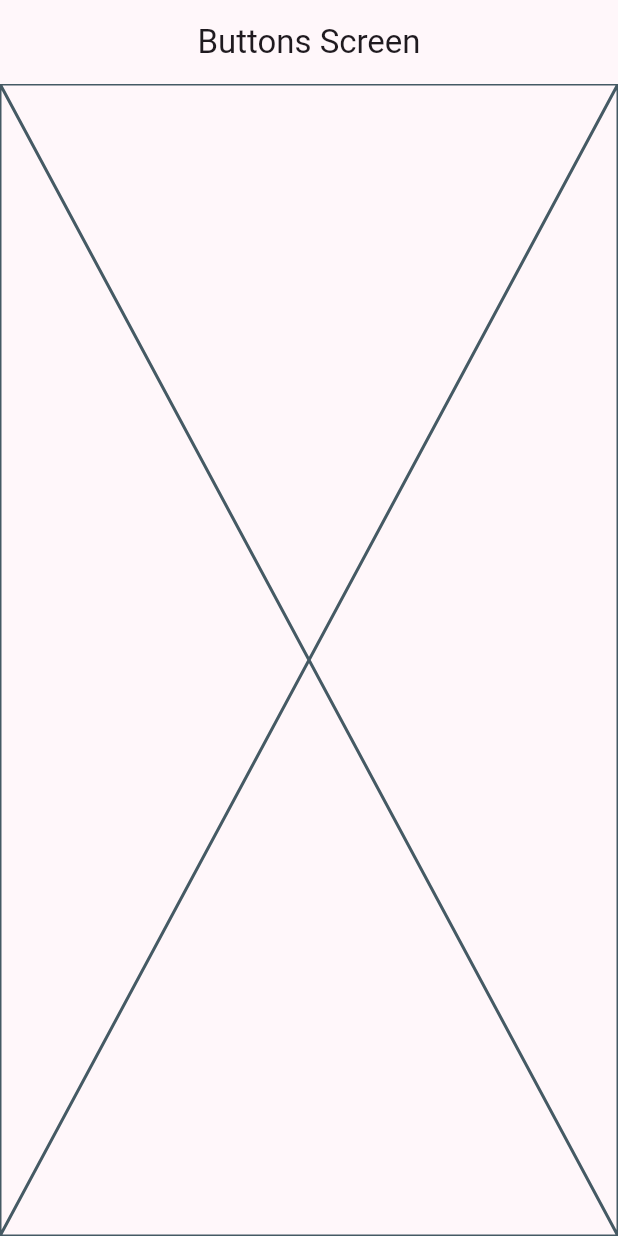
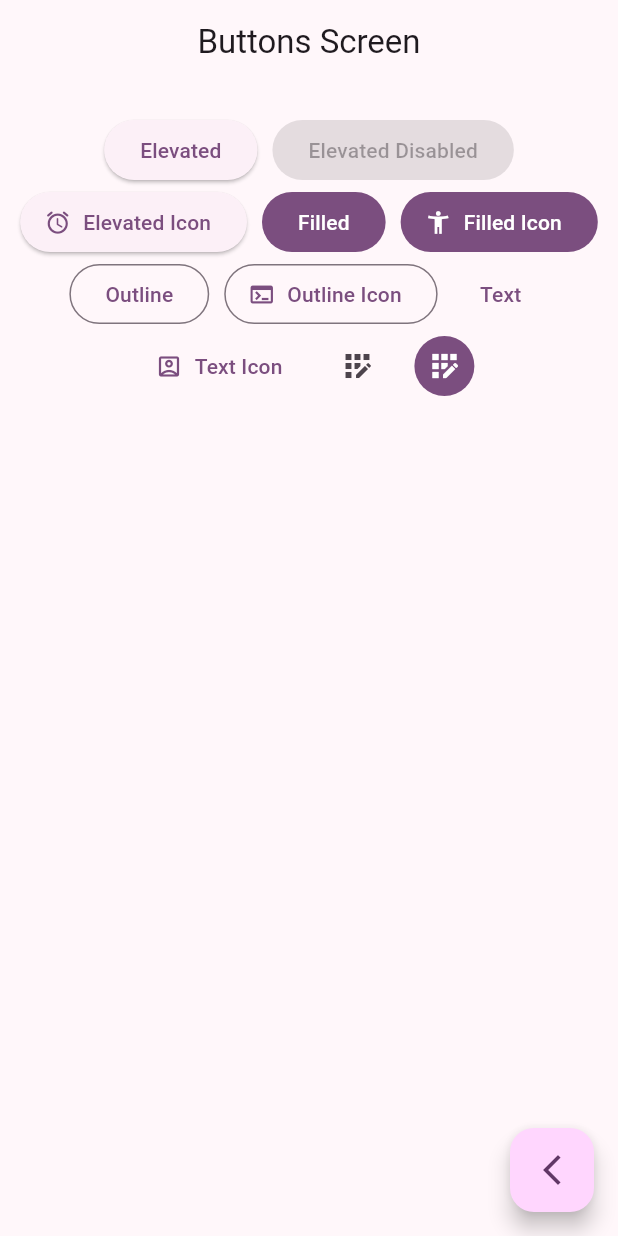
Before and after one commit to jhoncar7/widgets-flutter, a Flutter app: the ButtonsScreen screen opened by its route, on a phone screen of 412 x 824 dp. Run offline on Flutter 3.47's test engine with Material 2 defaults, Android fonts, the phone set to English and light mode, and no system bars; our stand-ins replace go_router.

Commit message:
tipos de buttons

```diff
--- a/lib/presentation/screens/buttons/buttons_screen.dart
+++ b/lib/presentation/screens/buttons/buttons_screen.dart
@@ -1,7 +1,7 @@
 import 'package:flutter/material.dart';
+import 'package:go_router/go_router.dart';
 
 class ButtonsScreen extends StatelessWidget {
-
   static const String name = 'buttons_screen';
 
   const ButtonsScreen({super.key});
@@ -12,7 +12,50 @@ class ButtonsScreen extends StatelessWidget {
       appBar: AppBar(
         title: const Text('Buttons Screen'),
       ),
-      body: const Placeholder(),
+      body: const _ButtonsView(),
+      floatingActionButton: FloatingActionButton(
+        child: const Icon(Icons.arrow_back_ios_new_outlined),
+        onPressed: () {
+          context.pop();
+        },
+      ),
     );
   }
 }
+
+class _ButtonsView extends StatelessWidget {
+  const _ButtonsView();
+
+  @override
+  Widget build(BuildContext context) {
+
+    final colors = Theme.of(context).colorScheme;
+
+    return SizedBox(
+      width: double.infinity,
+      child: Padding(
+        padding: const EdgeInsets.symmetric(horizontal: 10, vertical: 20),
+        child: Wrap(
+          spacing: 10,
+          alignment: WrapAlignment.center,
+          children: [
+            ElevatedButton(onPressed: () {}, child: const Text('Elevated')),
+            const ElevatedButton(onPressed: null, child: Text('Elevated Disabled')),
+            ElevatedButton.icon(onPressed: (){}, icon: const Icon(Icons.access_alarm_rounded), label:const Text('Elevated Icon')),
+            FilledButton(onPressed: (){}, child: const Text('Filled')),
+            FilledButton.icon(onPressed: (){}, icon: const Icon(Icons.accessibility_new), label:const Text('Filled Icon')),
+            OutlinedButton(onPressed: (){}, child: const Text('Outline')),
+            OutlinedButton.icon(onPressed: (){}, icon: const Icon(Icons.terminal), label:const Text('Outline Icon')),
+            TextButton(onPressed: (){}, child: const Text('Text')),
+            TextButton.icon(onPressed: (){}, icon: const Icon(Icons.account_box_outlined), label:const Text('Text Icon')),
+
+            // TODO: custom button
+
+            IconButton(onPressed: (){}, icon: const Icon(Icons.app_registration_outlined)),
+            IconButton(onPressed: (){}, icon: const Icon(Icons.app_registration_outlined), style: ButtonStyle(backgroundColor: MaterialStatePropertyAll(colors.primary), iconColor: const MaterialStatePropertyAll(Colors.white)),),
+          ],
+        ),
+      ),
+    );
+  }
+}
--- a/lib/presentation/screens/home/home_screen.dart
+++ b/lib/presentation/screens/home/home_screen.dart
@@ -64,9 +64,9 @@ class _CustomListTitle extends StatelessWidget {
 
         // Navigator.pushNamed(context, menuItem.link);
 
-        // context.push(menuItem.link);
+        context.push(menuItem.link);
 
-        context.pushNamed(CardsScreen.name);
+        // context.pushNamed(CardsScreen.name);
       },
     );
   }
```
